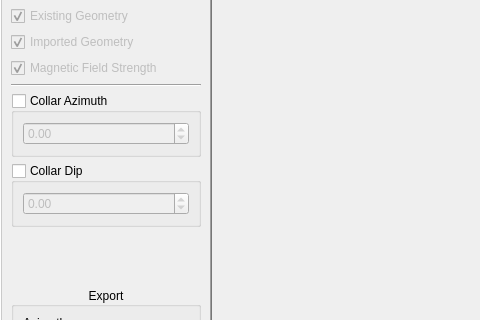
Before: the Qt Designer form src/qt_ui/pem_geometry.ui in Eric-Meunier/Processor-Suite, drawn with Qt 5; both pictures show x 0 to 480 and y 169 to 489 of the 943 by 669 pixel window.
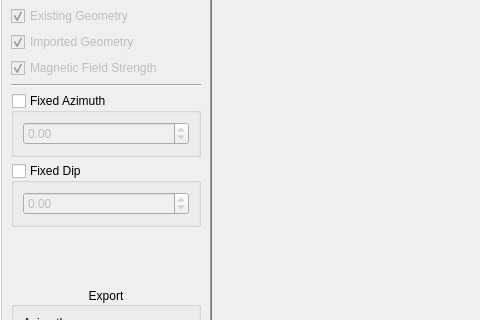
After: the same form once the commit is applied.

What changed in the file:
```diff
--- a/src/qt_ui/pem_geometry.ui
+++ b/src/qt_ui/pem_geometry.ui
@@ -164,7 +164,7 @@
        <item>
         <widget class="QGroupBox" name="collar_az_cbox">
          <property name="title">
-          <string>Collar Azimuth</string>
+          <string>Fixed Azimuth</string>
          </property>
          <property name="flat">
           <bool>false</bool>
@@ -195,7 +195,7 @@
        <item>
         <widget class="QGroupBox" name="collar_dip_cbox">
          <property name="title">
-          <string>Collar Dip</string>
+          <string>Fixed Dip</string>
          </property>
          <property name="flat">
           <bool>false</bool>
```
